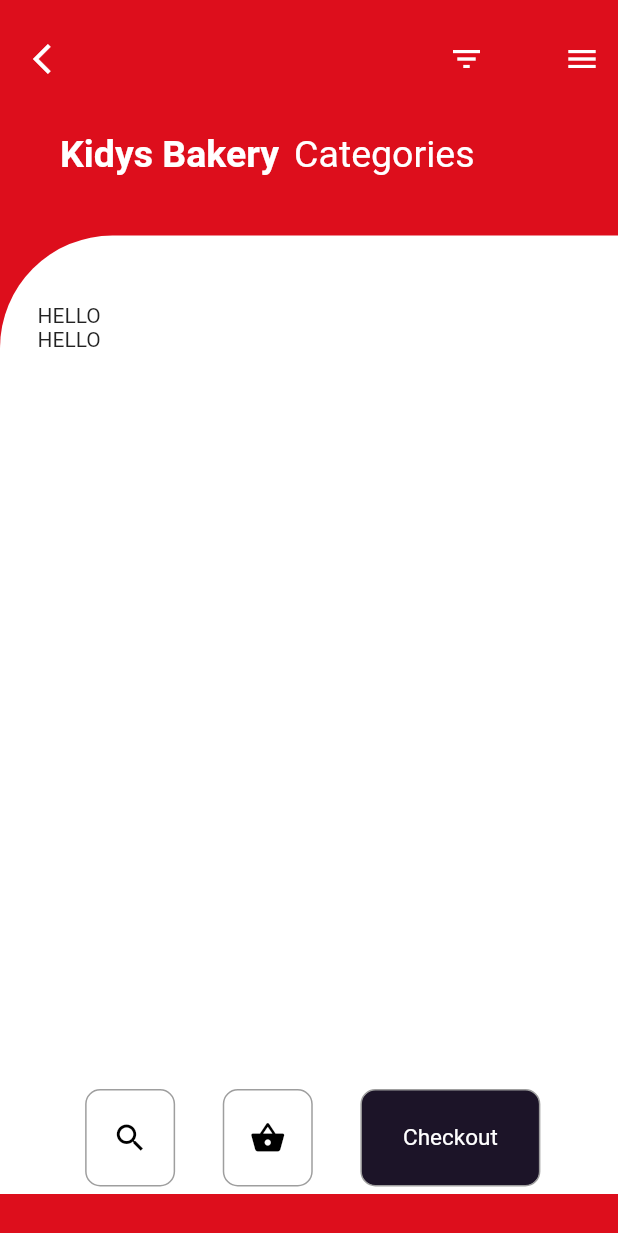
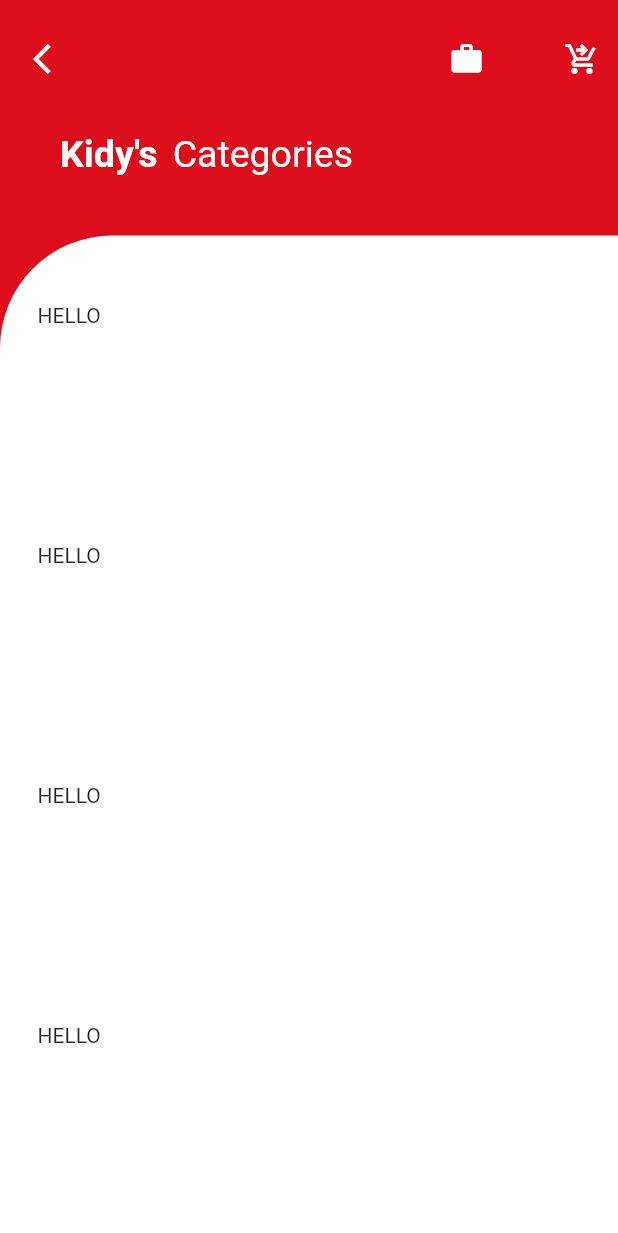
Before and after one commit to SanchitBatra-DevelopAnything/KidysDistributorApp, a Flutter app: the Categories screen opened by its route, on a phone screen of 412 x 824 dp. Shown: the top 1233 px of the screen. Run offline on Flutter 3.47's test engine with Material 2 defaults, Android fonts, the phone set to English and light mode, and no system bars; our stand-ins replace flutter_spinkit; missing offline and left inert: flutter_pdfview; Roboto replaces fonts that are missing (Montserrat).

Commit message:
save b4 fucking up

```diff
--- a/lib/categories.dart
+++ b/lib/categories.dart
@@ -10,12 +10,16 @@
 class _CategoriesState extends State<Categories> {
   @override
   Widget build(BuildContext context) {
-    return Scaffold(
+    return SafeArea(
+      child: Scaffold(
         backgroundColor: Color(0xFFDD0E1C),
         body: ListView(
           children: <Widget>[
             Padding(
               padding: EdgeInsets.only(top: 15.0, left: 10.0),
+              child: Column(
+                children: [
+                  Container(
                     child: Row(
                       mainAxisAlignment: MainAxisAlignment.spaceBetween,
                       children: <Widget>[
@@ -30,17 +34,20 @@
                               mainAxisAlignment: MainAxisAlignment.spaceBetween,
                               children: <Widget>[
                                 IconButton(
-                          icon: Icon(Icons.filter_list),
+                                  icon: Icon(Icons.work),
                                   color: Colors.white,
                                   onPressed: () {},
                                 ),
                                 IconButton(
-                          icon: Icon(Icons.menu),
+                                  icon: Icon(Icons.shopping_cart_checkout),
                                   color: Colors.white,
                                   onPressed: () {},
-                        )
+                                ),
                               ],
                             ))
+                      ],
+                    ),
+                  ),
                 ],
               ),
             ),
@@ -49,7 +56,7 @@
               padding: EdgeInsets.only(left: 40.0),
               child: Row(
                 children: <Widget>[
-                Text('Kidys Bakery',
+                  Text("Kidy's",
                       style: TextStyle(
                           fontFamily: 'Montserrat',
                           color: Colors.white,
@@ -66,7 +73,7 @@
             ),
             SizedBox(height: 40.0),
             Container(
-            height: MediaQuery.of(context).size.height - 185.0,
+              height: MediaQuery.of(context).size.height - 18.0,
               decoration: BoxDecoration(
                 color: Colors.white,
                 borderRadius: BorderRadius.only(topLeft: Radius.circular(75.0)),
@@ -79,63 +86,42 @@
                       padding: EdgeInsets.only(top: 45.0),
                       child: Container(
                           height: MediaQuery.of(context).size.height - 300.0,
-                        child: ListView(
-                            children: [Text("HELLO"), Text("HELLO")]))),
-                Row(
-                  mainAxisAlignment: MainAxisAlignment.spaceEvenly,
-                  children: <Widget>[
+                          child: ListView(children: [
                             Container(
-                      height: 65.0,
-                      width: 60.0,
-                      decoration: BoxDecoration(
-                        border: Border.all(
-                            color: Colors.grey,
-                            style: BorderStyle.solid,
-                            width: 1.0),
-                        borderRadius: BorderRadius.circular(10.0),
-                      ),
-                      child: Center(
-                        child: Icon(Icons.search, color: Colors.black),
-                      ),
+                              child: Text("HELLO"),
+                              height: 160,
                             ),
                             Container(
-                      height: 65.0,
-                      width: 60.0,
-                      decoration: BoxDecoration(
-                        border: Border.all(
-                            color: Colors.grey,
-                            style: BorderStyle.solid,
-                            width: 1.0),
-                        borderRadius: BorderRadius.circular(10.0),
-                      ),
-                      child: Center(
-                        child: Icon(Icons.shopping_basket, color: Colors.black),
-                      ),
+                              child: Text("HELLO"),
+                              height: 160,
                             ),
                             Container(
-                      height: 65.0,
-                      width: 120.0,
-                      decoration: BoxDecoration(
-                          border: Border.all(
-                              color: Colors.grey,
-                              style: BorderStyle.solid,
-                              width: 1.0),
-                          borderRadius: BorderRadius.circular(10.0),
-                          color: Color(0xFF1C1428)),
-                      child: Center(
-                          child: Text('Checkout',
-                              style: TextStyle(
-                                  fontFamily: 'Montserrat',
-                                  color: Colors.white,
-                                  fontSize: 15.0))),
+                              child: Text("HELLO"),
+                              height: 160,
+                            ),
+                            Container(
+                              child: Text("HELLO"),
+                              height: 160,
+                            ),
+                            Container(
+                              child: Text("HELLO"),
+                              height: 160,
+                            ),
+                            Container(
+                              child: Text("HELLO"),
+                              height: 160,
+                            ),
+                            Container(
+                              child: Text("HELLO"),
+                              height: 160,
                             )
-                  ],
-                )
+                          ]))),
                 ],
               ),
             )
           ],
         ),
+      ),
     );
   }
 }
```
Lines whose indentation alone changed are shown as unchanged.
